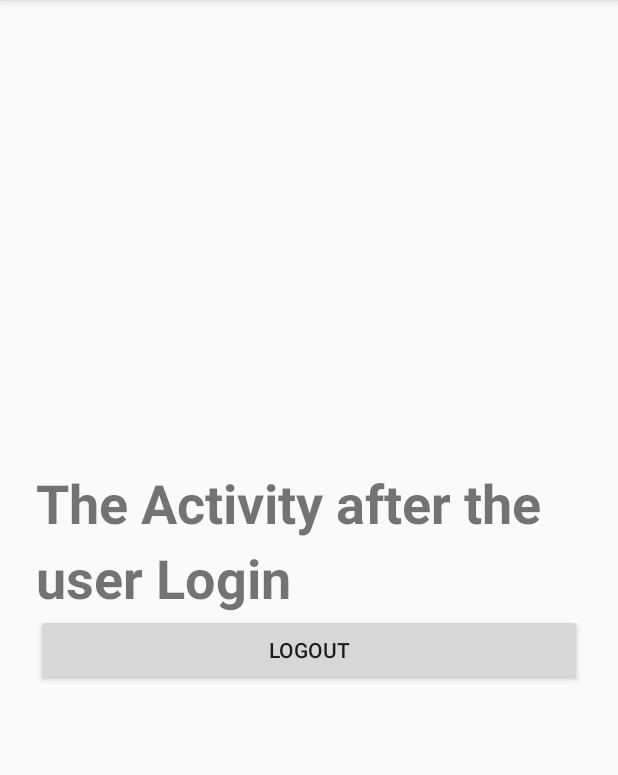
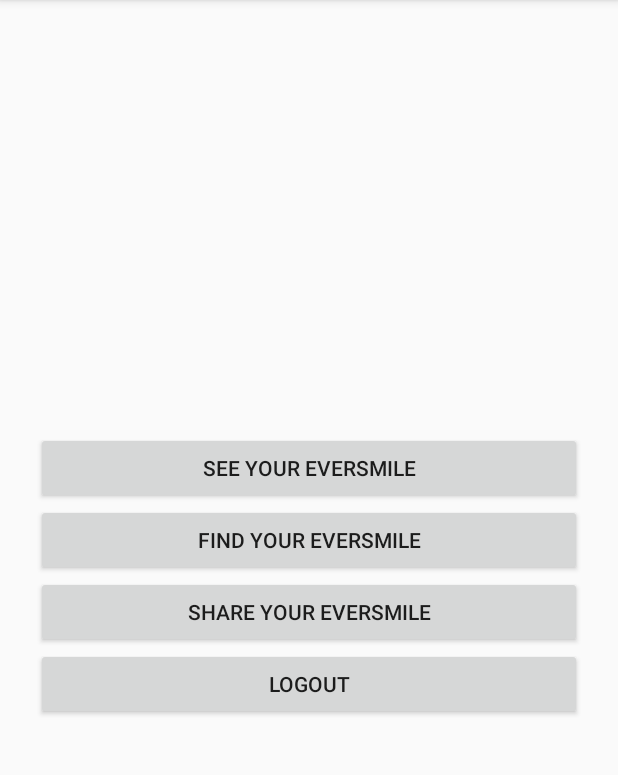
Before and after one commit to zain18/Android-App, an Android app: the screen it shows after launch once a user with an empty profile is signed in (MainActivity), on a phone screen of 412 x 824 dp, the part 84-859 px from its top. Run offline under Robolectric (Android 15) with nearby library versions, the phone set to English and light mode, and no system bars; our stand-ins replace Firebase (no records; nobody signed in at launch, a user with empty details on screens opened directly).

Commit message:
Added 3 Buttons to main

```diff
--- a/app/src/main/res/layout/activity_main.xml
+++ b/app/src/main/res/layout/activity_main.xml
@@ -8,17 +8,28 @@
     android:padding="24dp"
     tools:context=".MainActivity">
 
-    <TextView
-        android:id="@+id/textView"
+    <Button
+        android:id="@+id/SeeBtn"
         android:layout_width="match_parent"
         android:layout_height="wrap_content"
-        android:lineSpacingExtra="8sp"
-        android:text="@string/the_activity_after_the_user_login"
-        android:textSize="36sp"
-        android:textStyle="bold" />
+        android:text="@string/seeBtn" />
+
+    <Button
+        android:id="@+id/FindBtn"
+        android:layout_width="match_parent"
+        android:layout_height="wrap_content"
+        android:text="@string/findBtn" />
+
+    <Button
+        android:id="@+id/ShareBtn"
+        android:layout_width="match_parent"
+        android:layout_height="wrap_content"
+        android:text="@string/shareBtn" />
+
     <Button
         android:id="@+id/signout"
         android:layout_width="match_parent"
         android:layout_height="wrap_content"
         android:text="@string/logout" />
+
 </LinearLayout>
--- a/app/src/main/res/values/strings.xml
+++ b/app/src/main/res/values/strings.xml
@@ -9,4 +9,7 @@
     <string name="logout">LogOut</string>
     <string name="the_activity_after_the_user_login">The Activity after the user Login</string>
     <string name="linktoterms"><a href="http://www.google.com">  Link to Terms</a></string>
+    <string name="seeBtn">See your EverSmile</string>
+    <string name="findBtn">Find your EverSmile</string>
+    <string name="shareBtn">Share your EverSmile</string>
 </resources>
```
